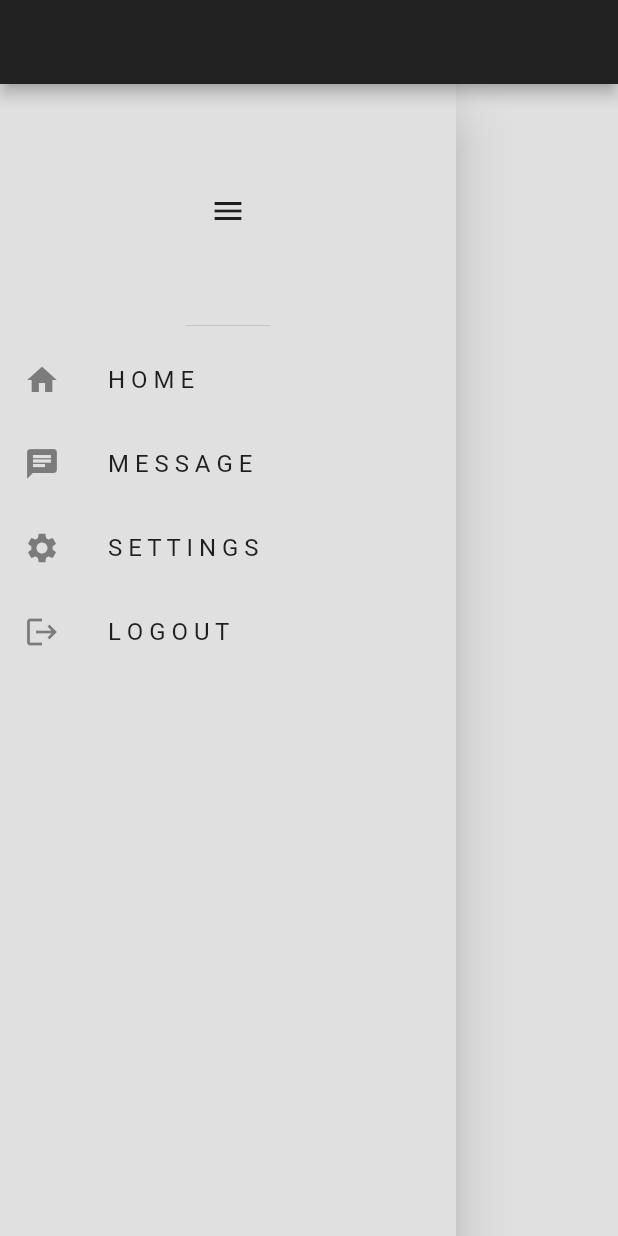
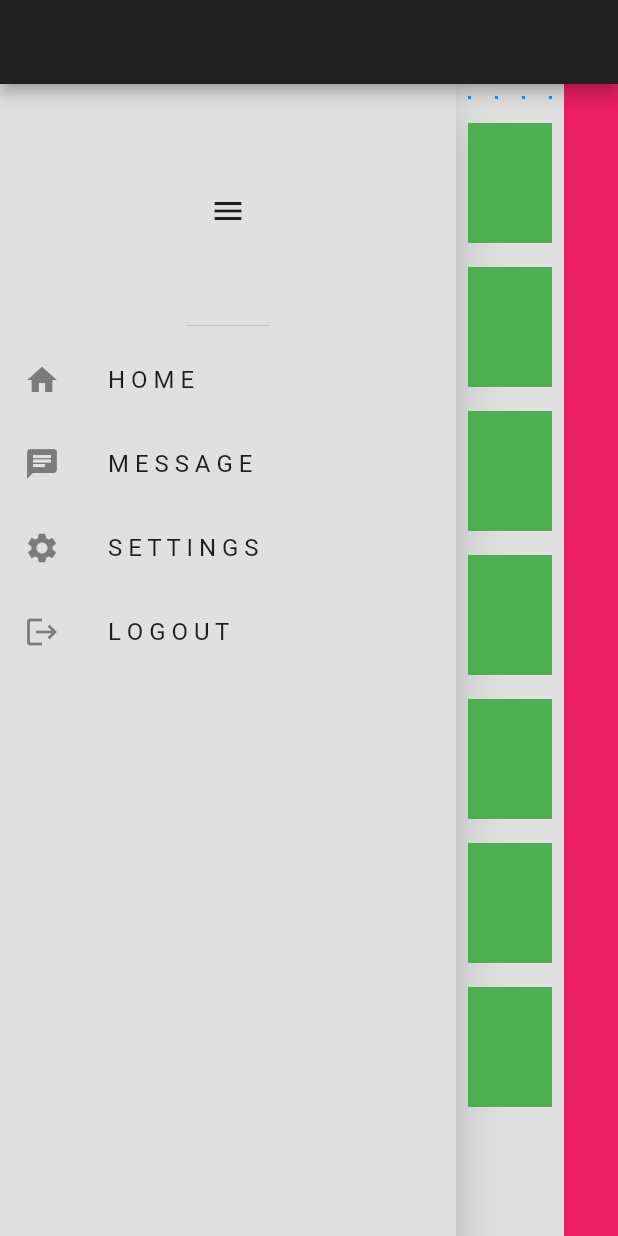
Before and after one commit to Sommos/flutter_responsive_design, a Flutter app: the DesktopScaffold screen opened directly, on a phone screen of 412 x 824 dp. Run offline on Flutter 3.47's test engine with Material 2 defaults, Android fonts, the phone set to English and light mode, and no system bars.

Commit message:
added desktop UI

```diff
--- a/lib/responsive/desktop_scaffold.dart
+++ b/lib/responsive/desktop_scaffold.dart
@@ -1,6 +1,8 @@
 import 'package:flutter/material.dart';
 
 import '../constants.dart';
+import 'util/my_box.dart';
+import 'util/my_tile.dart';
 
 class DesktopScaffold extends StatefulWidget {
   const DesktopScaffold({super.key});
@@ -20,6 +22,45 @@ class _DesktopScaffoldState extends State<DesktopScaffold> {
           // open drawer automatically on desktop
           myDrawer,
           // rest of body
+          Expanded(
+            flex: 2,
+            child: Column(
+              children: [
+                // 4 boxes on top
+                AspectRatio(
+                  aspectRatio: 4.00,
+                  child: SizedBox(
+                    width: double.infinity,
+                    child: GridView.builder(
+                      itemCount: 4,
+                      gridDelegate: const SliverGridDelegateWithFixedCrossAxisCount(
+                        crossAxisCount: 4,
+                      ),
+                      itemBuilder: (context, index) {
+                        return const MyBox();
+                      },
+                    ),
+                  ),
+                ),
+                // tiles below it
+                Expanded(
+                  child: ListView.builder(
+                    itemCount: 7,
+                    itemBuilder: (context, index) {
+                      return const MyTile();
+                    },
+                  ),
+                ),
+              ],
+            ),
+          ),
+          Expanded(
+            child: Column(
+              children: [
+                Expanded(child: Container(color: Colors.pink)),
+              ],
+            ),
+          ),
         ],
       ),
     );
```
